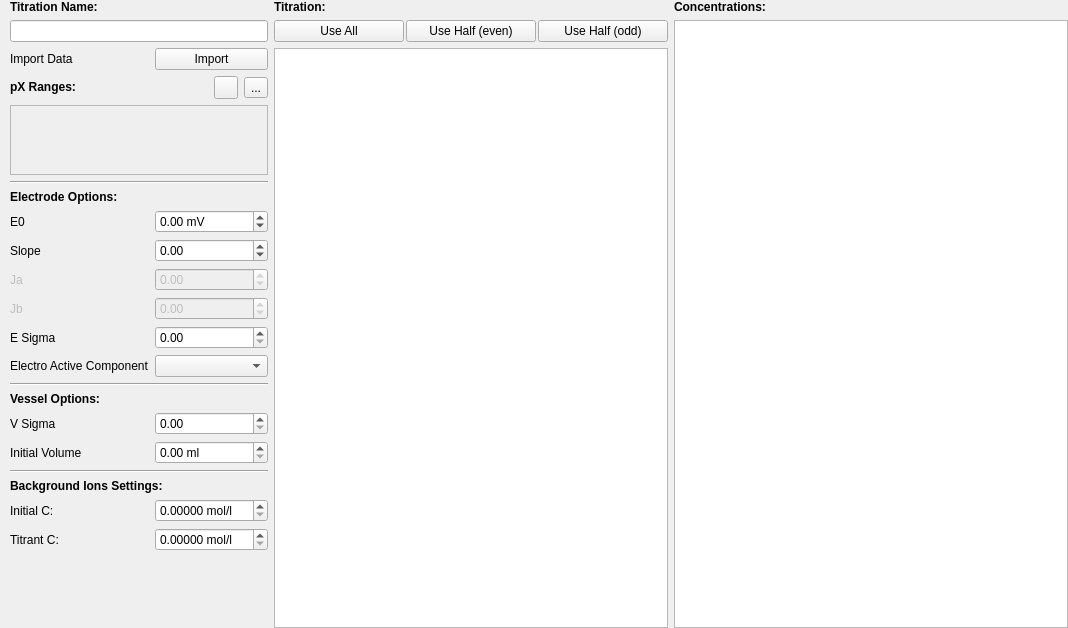
Above: src/main/python/pyes/ui/widgets/PyES_inputTitrationOpt.ui from PyES-software/PyES before the change. Below: the same form after it.
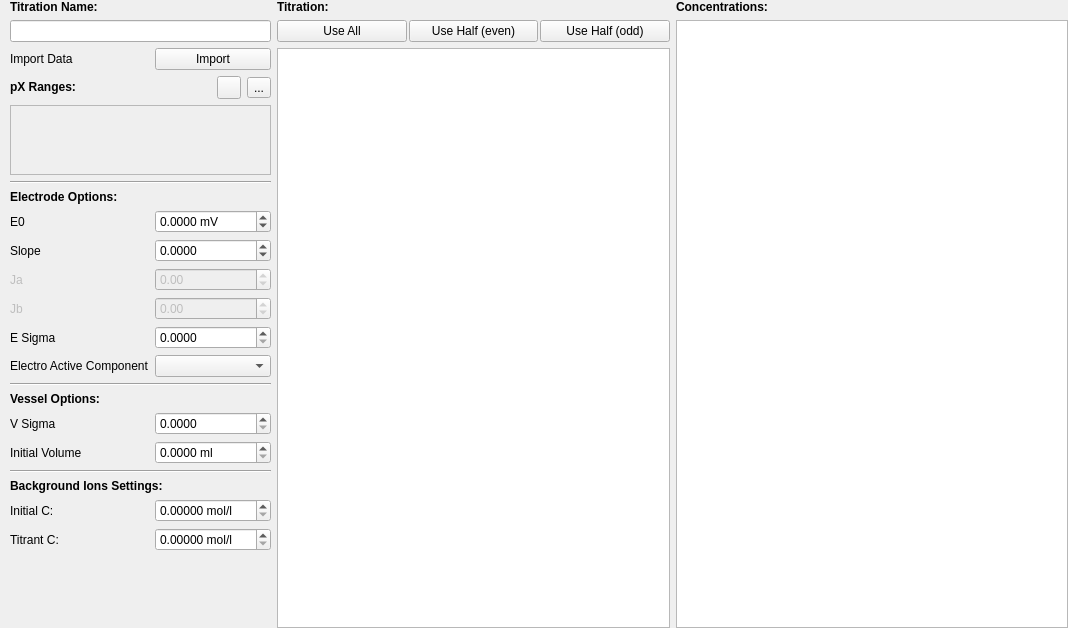
That is the form after the change. Icons and pictures are not drawn. Custom widgets are drawn as their Qt base class.

Commit message: [fix] Increase number of allowed decimals for titration fields

What changed in the file:
```diff
--- a/src/main/python/pyes/ui/widgets/PyES_inputTitrationOpt.ui
+++ b/src/main/python/pyes/ui/widgets/PyES_inputTitrationOpt.ui
@@ -95,7 +95,7 @@
          <rect>
           <x>0</x>
           <y>0</y>
-          <width>282</width>
+          <width>283</width>
           <height>69</height>
          </rect>
         </property>
@@ -142,6 +142,9 @@
        <property name="suffix">
         <string> mV</string>
        </property>
+       <property name="decimals">
+        <number>4</number>
+       </property>
        <property name="minimum">
         <double>-10000.000000000000000</double>
        </property>
@@ -159,6 +162,9 @@
      </item>
      <item row="8" column="1">
       <widget class="CustomSpinBox" name="slope">
+       <property name="decimals">
+        <number>4</number>
+       </property>
        <property name="minimum">
         <double>-10000.000000000000000</double>
        </property>
@@ -231,6 +237,9 @@
        <property name="suffix">
         <string/>
        </property>
+       <property name="decimals">
+        <number>4</number>
+       </property>
        <property name="minimum">
         <double>0.000000000000000</double>
        </property>
@@ -281,6 +290,9 @@
        <property name="suffix">
         <string/>
        </property>
+       <property name="decimals">
+        <number>4</number>
+       </property>
        <property name="maximum">
         <double>10000.000000000000000</double>
        </property>
@@ -301,6 +313,9 @@
        <property name="suffix">
         <string> ml</string>
        </property>
+       <property name="decimals">
+        <number>4</number>
+       </property>
        <property name="maximum">
         <double>10000.000000000000000</double>
        </property>
```
The commit also changes 14 other files.
